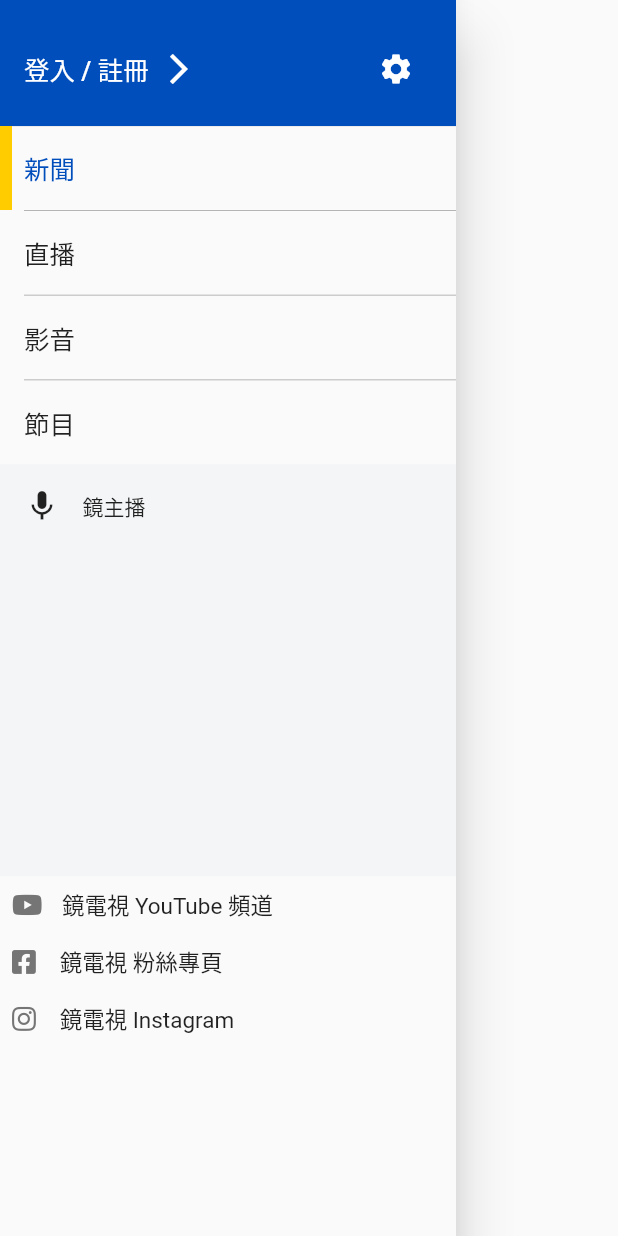
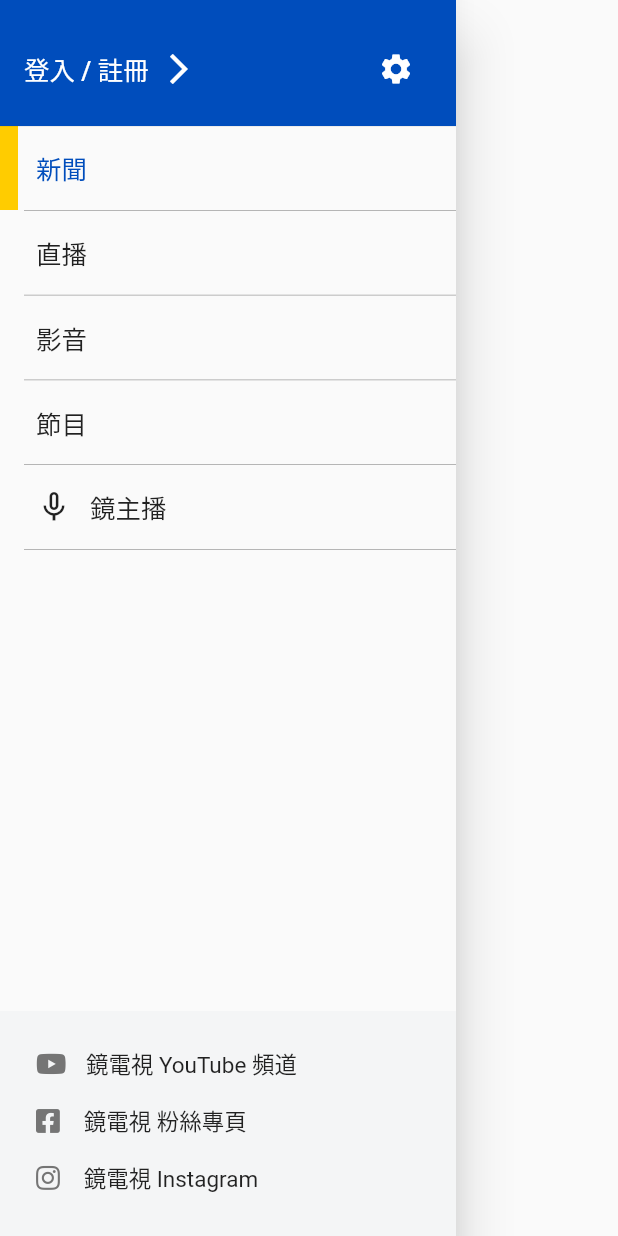
Before and after one commit to mirror-media/mnewsapp, a Flutter app: the HomeDrawer widget shown alone on an empty page, opened directly, on a phone screen of 412 x 824 dp. Run offline on Flutter 3.47's test engine with Material 2 defaults, Android fonts, the phone set to English and light mode, and no system bars; our stand-ins replace cached_network_image, carousel_slider, flutter_bloc, font_awesome_flutter; network calls fail.

Commit message:
update home drawer UI

```diff
--- a/lib/widgets/homeDrawer.dart
+++ b/lib/widgets/homeDrawer.dart
@@ -9,16 +9,18 @@ class HomeDrawer extends StatefulWidget {
 }
 
 class _HomeDrawerState extends State<HomeDrawer> {
+  String _selectString = '新聞';
+
   @override
   Widget build(BuildContext context) {
-    var height = MediaQuery.of(context).size.height;
+    //var height = MediaQuery.of(context).size.height;
     var padding = MediaQuery.of(context).padding;
 
     return Drawer(
-      child: ListView(
-        padding: EdgeInsets.zero,
-        children: [
-          Container(
+      child: CustomScrollView(
+        slivers: [
+          SliverToBoxAdapter(
+            child: Container(
               height: 84.0 + padding.top,
               child: DrawerHeader(
                 margin: null,
@@ -57,76 +59,31 @@ class _HomeDrawerState extends State<HomeDrawer> {
                 ),
               ),
             ),
-          _drawerButton(
-            '新聞',
-            true,
-            (){
-              print('新聞');
-            }
           ),
-          _dividerBlock(),
-          _drawerButton(
-            '直播',
-            false,
-            (){
-              print('直播');
-            }
+          SliverToBoxAdapter(child: _drawerButtonBloc(_selectString)),
+          SliverFillRemaining(
+            hasScrollBody: false,
+            child: Align(
+              alignment: Alignment.bottomCenter,
+              child: _thirdPartyBlock(),
             ),
-          _dividerBlock(),
-          _drawerButton(
-            '影音',
-            false,
-            (){
-              print('影音');
-            }
-          ),
-          _dividerBlock(),
-          _drawerButton(
-            '節目',
-            false,
-            (){
-              print('節目');
-            }
-          ),
-          _anchorBlock(height),
-          _thirdPartyMediaLinkButton(
-            FontAwesomeIcons.youtube ,
-            '鏡電視 YouTube 頻道',
-            'https://www.google.com/'
-          ),
-          _thirdPartyMediaLinkButton(
-            FontAwesomeIcons.facebookSquare ,
-            '鏡電視 粉絲專頁',
-            'https://www.google.com/'
-          ),
-          _thirdPartyMediaLinkButton(
-            FontAwesomeIcons.instagram ,
-            '鏡電視 Instagram',
-            'https://www.google.com/'
           ),
         ],
       ),
     );
   }
 
-  Widget _drawerButton(String title, bool isSelected, Function function) {
+  Widget _drawerButton(Widget child, bool isSelected, Function function) {
     return InkWell(
       child: Row(
         children: [
           Container(
-            width: 8.0,
+            width: 12.0,
             height: 56,
             color: isSelected? Color(0xffFFCC00) : null,
           ),
-          SizedBox(width: 8.0),
-          Text(
-            title,
-            style: TextStyle(
-              fontSize: 17,
-              fontWeight: FontWeight.w500,
-              color: isSelected? Color(0xff004DBC) : null,
-            ),
-          ),
+          SizedBox(width: 12.0),
+          child,
         ],
       ),
       onTap: function
@@ -139,24 +96,103 @@ class _HomeDrawerState extends State<HomeDrawer> {
     color: Colors.grey,
   );
 
-  Widget _anchorBlock(double height) {
-    return Container(
-      color: Color(0xffF4F5F6),
-      height: height/3,
-      child: Column(
+  Widget _drawerButtonBloc(String selectString) {
+    return Column(
       children: [
-          Padding(
-            padding: const EdgeInsets.all(16.0),
-            child: Row(
+        _drawerButton(
+          Text(
+            '新聞',
+            style: TextStyle(
+              fontSize: 17,
+              fontWeight: FontWeight.w500,
+              color: selectString == '新聞' ? Color(0xff004DBC) : null,
+            ),
+          ),
+          selectString == '新聞',
+          (){
+            setState(() {
+              _selectString = '新聞';
+            });
+          }
+        ),
+        _dividerBlock(),
+        _drawerButton(
+          Text(
+            '直播',
+            style: TextStyle(
+              fontSize: 17,
+              fontWeight: FontWeight.w500,
+              color: selectString == '直播' ? Color(0xff004DBC) : null,
+            ),
+          ),
+          selectString == '直播',
+          (){
+            setState(() {
+              _selectString = '直播';
+            });
+          }
+        ),
+        _dividerBlock(),
+        _drawerButton(
+          Text(
+            '影音',
+            style: TextStyle(
+              fontSize: 17,
+              fontWeight: FontWeight.w500,
+              color: selectString == '影音' ? Color(0xff004DBC) : null,
+            ),
+          ),
+          selectString == '影音',
+          (){
+            setState(() {
+              _selectString = '影音';
+            });
+          }
+        ),
+        _dividerBlock(),
+        _drawerButton(
+          Text(
+            '節目',
+            style: TextStyle(
+              fontSize: 17,
+              fontWeight: FontWeight.w500,
+              color: selectString == '節目' ? Color(0xff004DBC) : null,
+            ),
+          ),
+          selectString == '節目',
+          (){
+            setState(() {
+              _selectString = '節目';
+            });
+          }
+        ),
+        _dividerBlock(),
+        _drawerButton(
+          Row(
             children: [
-                Icon(Icons.mic),
-                SizedBox(width: 15),
-                Text('鏡主播'),
-              ],
+              Icon(
+                Icons.mic_none,
+              ),
+              SizedBox(width: 12),
+              Text(
+                '鏡主播',
+                style: TextStyle(
+                  fontSize: 17,
+                  fontWeight: FontWeight.w500,
+                  color: selectString == '鏡主播' ? Color(0xff004DBC) : null,
                 ),
               ),
             ],
           ),
+          selectString == '鏡主播',
+          (){
+            setState(() {
+              _selectString = '鏡主播';
+            });
+          }
+        ),
+        _dividerBlock(),
+      ]
     );
   }
 
@@ -194,4 +230,34 @@ class _HomeDrawerState extends State<HomeDrawer> {
       }
     );
   }
+
+  Widget _thirdPartyBlock() {
+    return Container(
+      // real size is 143 ((15*1.4+16)*3+32)
+      height: 150,
+      color: Color(0xffF4F5F6),
+      child: Padding(
+        padding: const EdgeInsets.fromLTRB(16, 16, 24, 16),
+        child: Column(
+          children: [
+            _thirdPartyMediaLinkButton(
+              FontAwesomeIcons.youtube ,
+              '鏡電視 YouTube 頻道',
+              'https://www.youtube.com/channel/UCYkldEK001GxR884OZMFnRw'
+            ),
+            _thirdPartyMediaLinkButton(
+              FontAwesomeIcons.facebookSquare ,
+              '鏡電視 粉絲專頁',
+              'https://www.facebook.com/mirrormediamg/'
+            ),
+            _thirdPartyMediaLinkButton(
+              FontAwesomeIcons.instagram ,
+              '鏡電視 Instagram',
+              'https://www.instagram.com/mirror_media/?hl=zh-tw'
+            ),
+          ]
+        ),
+      ),
+    );
   }
+}
```
Lines whose indentation alone changed are shown as unchanged.
